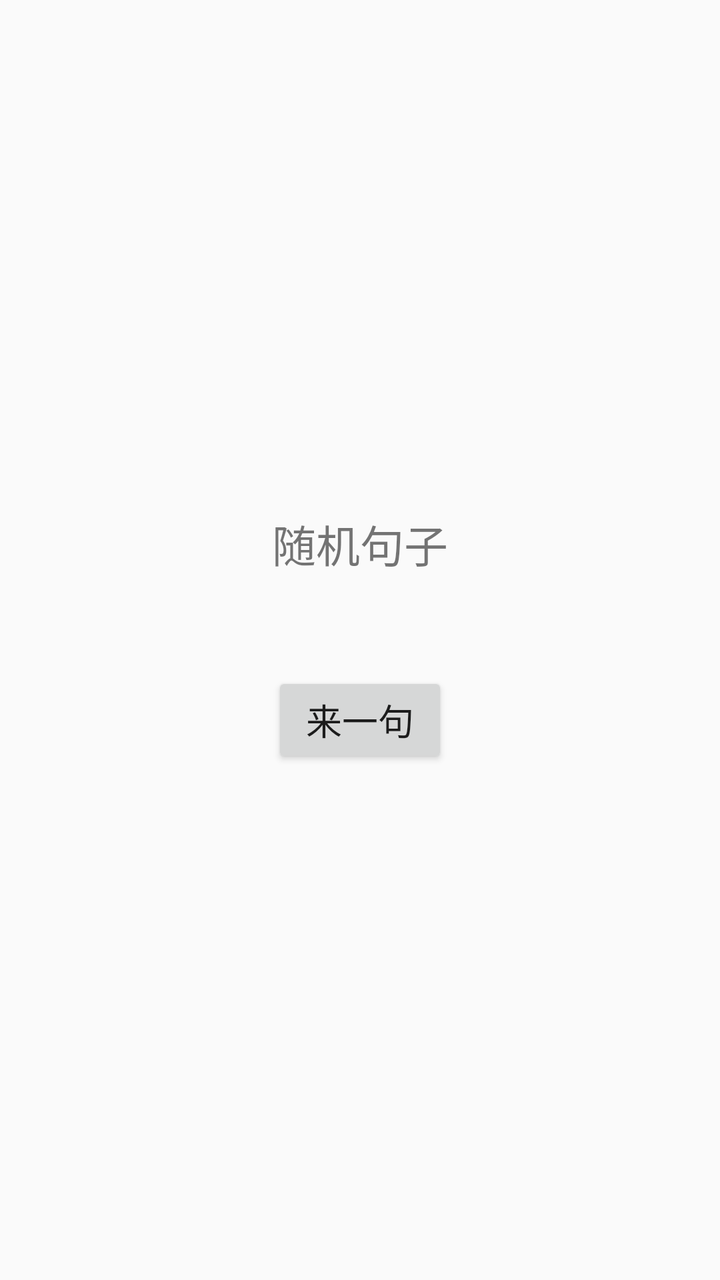
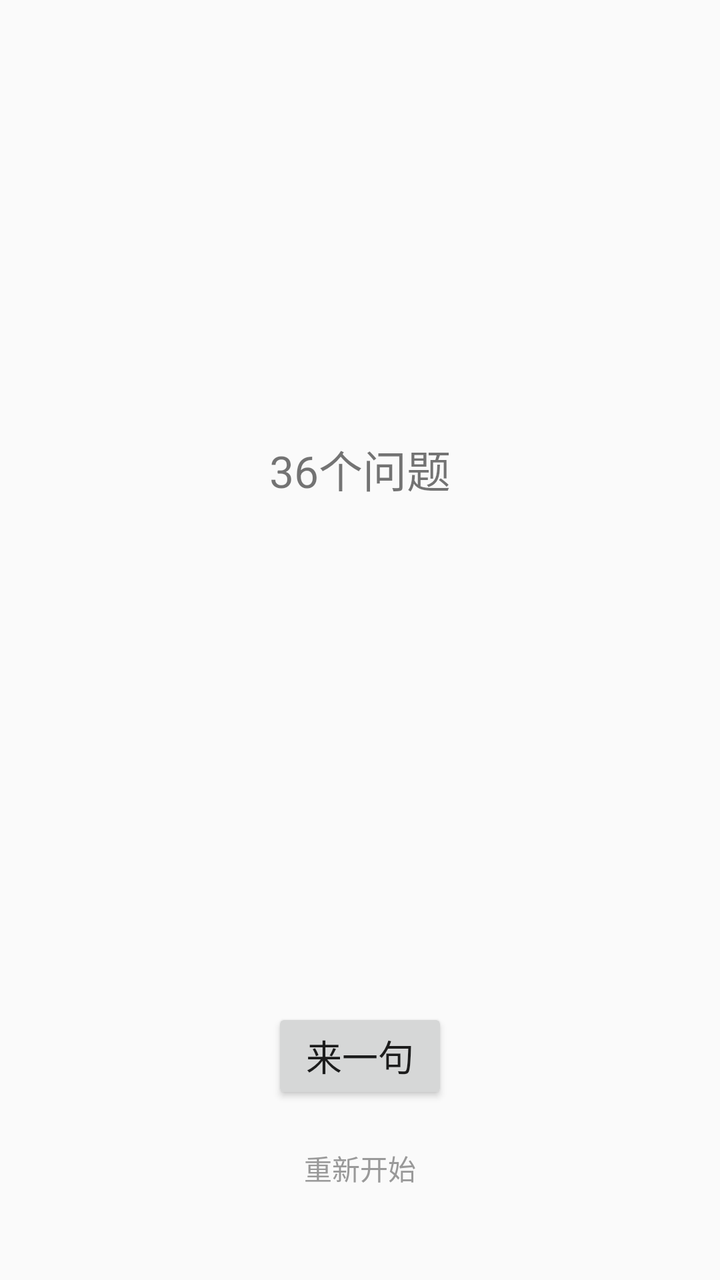

The first picture is an Android layout as it rendered before a commit; the second is the same layout after the commit. The layout source and the unified diff follow.
<!-- AndroidManifest.xml: application theme AppTheme -->
<!-- res/layout/activity_main.xml -->
<?xml version="1.0" encoding="utf-8"?>
<LinearLayout xmlns:android="http://schemas.android.com/apk/res/android"
    android:layout_width="match_parent"
    android:layout_height="match_parent"
    android:orientation="vertical"
    android:gravity="center"
    android:padding="32dp">

    <TextView
        android:id="@+id/textView"
        android:layout_width="match_parent"
        android:layout_height="wrap_content"
        android:gravity="center"
        android:textSize="22sp"
        android:lineSpacingMultiplier="1.3"
        android:text="@string/app_name" />

    <Button
        android:id="@+id/button"
        android:layout_width="wrap_content"
        android:layout_height="wrap_content"
        android:layout_marginTop="48dp"
        android:text="@string/button_label"
        android:textSize="18sp" />

</LinearLayout>
<!-- resources referenced by this layout -->
<resources>
  <string name="app_name">随机句子</string>
  <string name="button_label">来一句</string>
  <style name="AppTheme" parent="android:Theme.Material.Light.NoActionBar">
          <item name="android:windowBackground">#FAFAFA</item>
      </style>
</resources>

<!-- the commit's change to res/layout/activity_main.xml (unified diff, before → after) -->
@@ -9,18 +9,36 @@
     <TextView
         android:id="@+id/textView"
         android:layout_width="match_parent"
-        android:layout_height="wrap_content"
+        android:layout_height="0dp"
+        android:layout_weight="1"
         android:gravity="center"
         android:textSize="22sp"
         android:lineSpacingMultiplier="1.3"
         android:text="@string/app_name" />
 
+    <TextView
+        android:id="@+id/countView"
+        android:layout_width="wrap_content"
+        android:layout_height="wrap_content"
+        android:layout_marginTop="16dp"
+        android:textSize="14sp"
+        android:textColor="#999999" />
+
     <Button
         android:id="@+id/button"
         android:layout_width="wrap_content"
         android:layout_height="wrap_content"
-        android:layout_marginTop="48dp"
+        android:layout_marginTop="32dp"
         android:text="@string/button_label"
         android:textSize="18sp" />
 
+    <Button
+        android:id="@+id/resetButton"
+        style="?android:attr/borderlessButtonStyle"
+        android:layout_width="wrap_content"
+        android:layout_height="wrap_content"
+        android:layout_marginTop="8dp"
+        android:text="@string/reset_label"
+        android:textColor="#999999" />
+
 </LinearLayout>
<!-- resource entries referenced after the edit -->
@@ -1,7 +1,8 @@
 <!-- resources referenced by this layout -->
 <resources>
-  <string name="app_name">随机句子</string>
+  <string name="app_name">36个问题</string>
   <string name="button_label">来一句</string>
+  <string name="reset_label">重新开始</string>
   <style name="AppTheme" parent="android:Theme.Material.Light.NoActionBar">
           <item name="android:windowBackground">#FAFAFA</item>
       </style>
